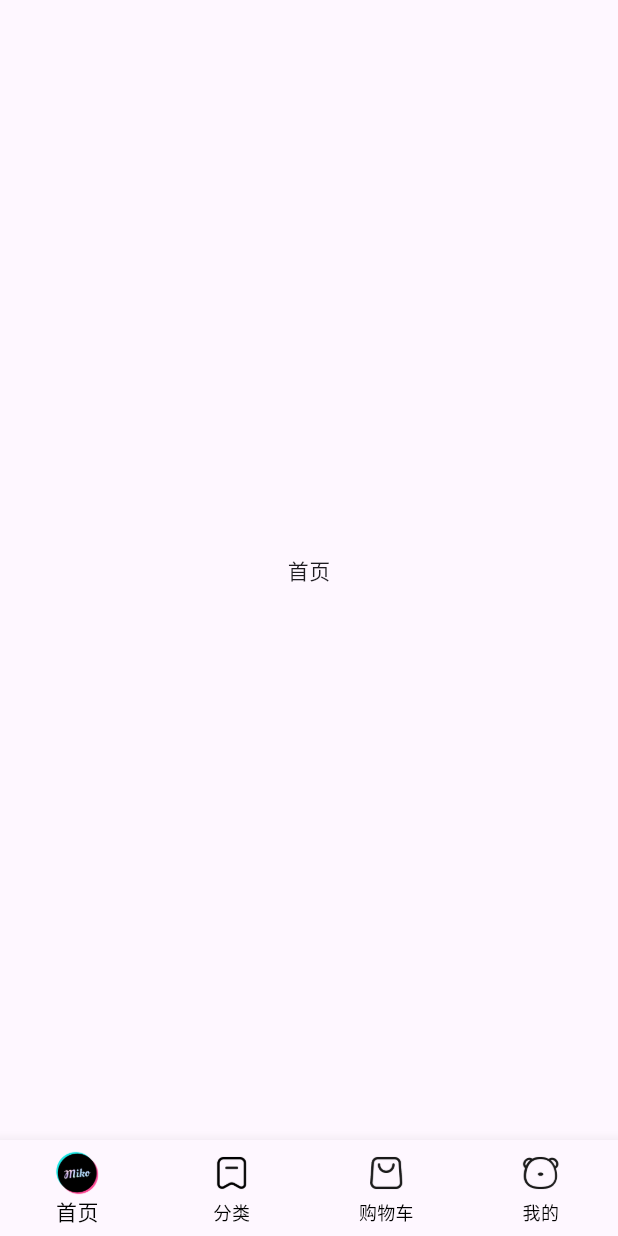
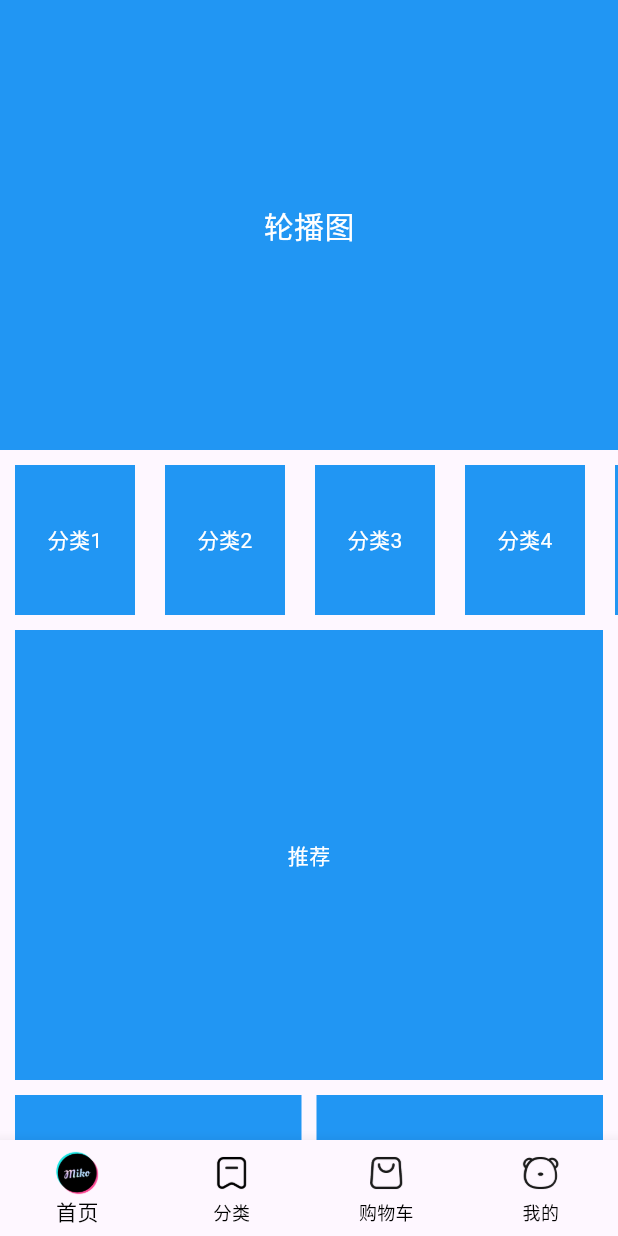
Before and after one commit to Felix-Chen-Raku/easy_mall, a Flutter app: the screen it shows after launch, on a phone screen of 412 x 824 dp. Run offline on Flutter 3.47's test engine with Material 3 defaults, Android fonts, the phone set to English and light mode, and no system bars.

Commit message:
完成首页基础布局

```diff
--- a/lib/pages/Home/index.dart
+++ b/lib/pages/Home/index.dart
@@ -1,3 +1,8 @@
+import 'package:easy_mall/widgets/Home/EmCategory.dart';
+import 'package:easy_mall/widgets/Home/EmHot.dart';
+import 'package:easy_mall/widgets/Home/EmMoreList.dart';
+import 'package:easy_mall/widgets/Home/EmSlider.dart';
+import 'package:easy_mall/widgets/Home/EmSuggestion.dart';
 import 'package:flutter/material.dart';
 
 class HomeView extends StatefulWidget {
@@ -8,10 +13,35 @@ class HomeView extends StatefulWidget {
 }
 
 class _HomeViewState extends State<HomeView> {
+  // 获取滚动组件
+  List<Widget> _getScrollChildren() {
+    return [
+      SliverToBoxAdapter(child: EmSlider(),), //轮播图组件
+      SliverToBoxAdapter(child: SizedBox(height: 10,),),
+      SliverToBoxAdapter(child: EmCategory(),), // 分类组件
+      SliverToBoxAdapter(child: SizedBox(height: 10,),),
+      SliverToBoxAdapter(child: Padding(
+        padding: EdgeInsets.symmetric(horizontal: 10),
+        child: EmSuggestion(),),), // 推荐组件
+      SliverToBoxAdapter(child: SizedBox(height: 10,),),
+      SliverToBoxAdapter(child: Padding(
+        padding:EdgeInsets.symmetric(horizontal: 10),
+        child:
+        Flex( // 可控制分配比例
+        direction: Axis.horizontal,
+        children: [
+          Expanded(child: EmHot()),
+          SizedBox(width: 10,),
+          Expanded(child: EmHot()),
+        ],))),
+      SliverToBoxAdapter(child: SizedBox(height: 10,),),
+      EmMorelist(),
+    ];
+  }
   @override
-  Widget build(BuildContext context) {
-    return Center(
-      child: Text('首页'),
+  Widget build(BuildContext context) { // sliver家族
+    return CustomScrollView(
+      slivers: _getScrollChildren(),
     );
   }
 }
--- /dev/null
+++ b/lib/widgets/Home/EmCategory.dart
@@ -0,0 +1,30 @@
+import 'package:flutter/material.dart';
+
+class EmCategory extends StatefulWidget {
+  EmCategory({Key? key}) : super(key: key);
+
+  @override
+  _EmCategoryState createState() => _EmCategoryState();
+}
+
+class _EmCategoryState extends State<EmCategory> {
+  @override
+  Widget build(BuildContext context) {
+    return SizedBox(
+      height: 100,
+      child: ListView.builder(
+        scrollDirection: Axis.horizontal,
+        itemCount: 10,
+        itemBuilder: (BuildContext context, int index){
+        return Container(
+          alignment: Alignment.center,
+          margin: EdgeInsets.symmetric(horizontal: 10),
+          width: 80,
+          height: 100,
+          color: Colors.blue,
+          child: Text('分类${index + 1}',style: TextStyle(color: Colors.white),),
+        );
+      }),
+    );
+  }
+}
--- /dev/null
+++ b/lib/widgets/Home/EmHot.dart
@@ -0,0 +1,20 @@
+import 'package:flutter/material.dart';
+
+class EmHot extends StatefulWidget {
+  EmHot({Key? key}) : super(key: key);
+
+  @override
+  _EmHotState createState() => _EmHotState();
+}
+
+class _EmHotState extends State<EmHot> {
+  @override
+  Widget build(BuildContext context) {
+    return Container(
+      color: Colors.blue,
+      height: 100,
+      alignment: Alignment.center,
+       child: Text('爆款推荐',style: TextStyle(color: Colors.white),),
+    );
+  }
+}
--- /dev/null
+++ b/lib/widgets/Home/EmMoreList.dart
@@ -0,0 +1,26 @@
+import 'package:flutter/material.dart';
+
+class EmMorelist extends StatefulWidget {
+  EmMorelist({Key? key}) : super(key: key);
+
+  @override
+  _EmmorelistState createState() => _EmmorelistState();
+}
+
+class _EmmorelistState extends State<EmMorelist> {
+  @override
+  Widget build(BuildContext context) {
+    return SliverGrid.builder(
+      gridDelegate: SliverGridDelegateWithFixedCrossAxisCount(
+        crossAxisCount: 2,
+        mainAxisSpacing: 10,
+        crossAxisSpacing: 10),
+      itemBuilder: (BuildContext context ,int index){
+        return Container(
+          color: Colors.blue,
+          alignment: Alignment.center,
+          child: Text('商品',style: TextStyle(color: Colors.white),),
+        );
+      });
+  }
+}
--- /dev/null
+++ b/lib/widgets/Home/EmSlider.dart
@@ -0,0 +1,20 @@
+import 'package:flutter/material.dart';
+
+class EmSlider extends StatefulWidget {
+  EmSlider({Key? key}) : super(key: key);
+
+  @override
+  _EmSliderState createState() => _EmSliderState();
+}
+
+class _EmSliderState extends State<EmSlider> {
+  @override
+  Widget build(BuildContext context) {
+    return Container(
+      color: Colors.blue,
+      height: 300,
+      alignment: Alignment.center,
+      child: Text('轮播图', style: TextStyle(color: Colors.white, fontSize: 20),),
+    );
+  }
+}
--- /dev/null
+++ b/lib/widgets/Home/EmSuggestion.dart
@@ -0,0 +1,20 @@
+import 'package:flutter/material.dart';
+
+class EmSuggestion extends StatefulWidget {
+  EmSuggestion({Key? key}) : super(key: key);
+
+  @override
+  _EmSuggestionState createState() => _EmSuggestionState();
+}
+
+class _EmSuggestionState extends State<EmSuggestion> {
+  @override
+  Widget build(BuildContext context) {
+    return Container(
+      color: Colors.blue,
+      alignment: Alignment.center,
+      height: 300,
+      child: Text('推荐',style: TextStyle(color: Colors.white),),
+    );
+  }
+}
```
